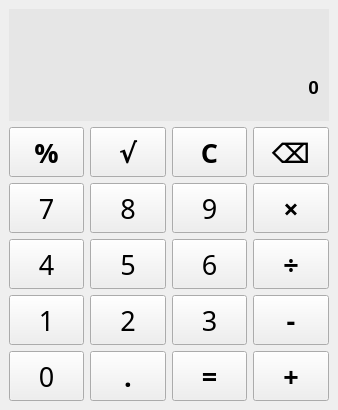
Above: calc.ui from mak7imyss/Calculator-PyQt5 before the change. Below: the same form after it.
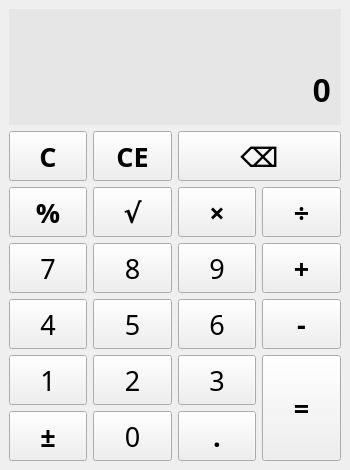
That is the form after the change.

```diff
--- a/calc.ui
+++ b/calc.ui
@@ -9,8 +9,8 @@
    <rect>
     <x>0</x>
     <y>0</y>
-    <width>338</width>
-    <height>410</height>
+    <width>350</width>
+    <height>470</height>
    </rect>
   </property>
   <property name="windowTitle">
@@ -19,16 +19,17 @@
   <widget class="QWidget" name="centralwidget">
    <layout class="QVBoxLayout" name="verticalLayout">
     <item>
-     <widget class="QSplitter" name="splitter">
-      <property name="orientation">
-       <enum>Qt::Vertical</enum>
-      </property>
-      <property name="handleWidth">
+     <layout class="QVBoxLayout" name="verticalLayout_3">
+      <property name="spacing">
        <number>0</number>
       </property>
+      <item>
       <widget class="QLabel" name="label_history">
+        <property name="enabled">
+         <bool>true</bool>
+        </property>
        <property name="sizePolicy">
-        <sizepolicy hsizetype="Fixed" vsizetype="Fixed">
+         <sizepolicy hsizetype="Minimum" vsizetype="Minimum">
          <horstretch>0</horstretch>
          <verstretch>0</verstretch>
         </sizepolicy>
@@ -39,11 +40,19 @@
          <height>50</height>
         </size>
        </property>
+        <property name="maximumSize">
+         <size>
+          <width>16777215</width>
+          <height>100</height>
+         </size>
+        </property>
        <property name="font">
         <font>
-         <pointsize>16</pointsize>
+          <pointsize>21</pointsize>
          <weight>75</weight>
+          <italic>false</italic>
          <bold>true</bold>
+          <underline>false</underline>
         </font>
        </property>
        <property name="cursor">
@@ -97,12 +106,17 @@
         <bool>false</bool>
        </property>
        <property name="textInteractionFlags">
-        <set>Qt::TextSelectableByMouse</set>
-       </property>
-      </widget>
+         <set>Qt::TextBrowserInteraction</set>
+        </property>
+       </widget>
+      </item>
+      <item>
       <widget class="QLabel" name="label_score">
+        <property name="enabled">
+         <bool>true</bool>
+        </property>
        <property name="sizePolicy">
-        <sizepolicy hsizetype="Fixed" vsizetype="Fixed">
+         <sizepolicy hsizetype="Minimum" vsizetype="Minimum">
          <horstretch>0</horstretch>
          <verstretch>0</verstretch>
         </sizepolicy>
@@ -113,6 +127,12 @@
          <height>50</height>
         </size>
        </property>
+        <property name="maximumSize">
+         <size>
+          <width>16777215</width>
+          <height>100</height>
+         </size>
+        </property>
        <property name="baseSize">
         <size>
          <width>0</width>
@@ -121,8 +141,9 @@
        </property>
        <property name="font">
         <font>
-         <pointsize>14</pointsize>
+          <pointsize>25</pointsize>
          <weight>75</weight>
+          <italic>false</italic>
          <bold>true</bold>
          <kerning>true</kerning>
         </font>
@@ -184,15 +205,22 @@
         <bool>false</bool>
        </property>
        <property name="textInteractionFlags">
-        <set>Qt::TextSelectableByKeyboard|Qt::TextSelectableByMouse</set>
-       </property>
-      </widget>
-     </widget>
+         <set>Qt::LinksAccessibleByKeyboard|Qt::LinksAccessibleByMouse|Qt::TextBrowserInteraction|Qt::TextSelectableByKeyboard|Qt::TextSelectableByMouse</set>
+        </property>
+       </widget>
+      </item>
+     </layout>
     </item>
     <item>
      <layout class="QGridLayout" name="gridLayout">
-      <item row="1" column="1">
-       <widget class="QPushButton" name="btn_8">
+      <item row="0" column="0">
+       <widget class="QPushButton" name="btn_C">
+        <property name="sizePolicy">
+         <sizepolicy hsizetype="Minimum" vsizetype="Minimum">
+          <horstretch>0</horstretch>
+          <verstretch>0</verstretch>
+         </sizepolicy>
+        </property>
         <property name="minimumSize">
          <size>
           <width>75</width>
@@ -203,18 +231,108 @@
          <font>
           <family>Agency FB</family>
           <pointsize>20</pointsize>
-          <weight>50</weight>
+          <weight>75</weight>
           <italic>false</italic>
-          <bold>false</bold>
+          <bold>true</bold>
          </font>
         </property>
         <property name="text">
-         <string>8</string>
+         <string>C</string>
         </property>
        </widget>
       </item>
       <item row="0" column="1">
+       <widget class="QPushButton" name="btn_CE">
+        <property name="sizePolicy">
+         <sizepolicy hsizetype="Minimum" vsizetype="Minimum">
+          <horstretch>0</horstretch>
+          <verstretch>0</verstretch>
+         </sizepolicy>
+        </property>
+        <property name="minimumSize">
+         <size>
+          <width>75</width>
+          <height>50</height>
+         </size>
+        </property>
+        <property name="font">
+         <font>
+          <family>Agency FB</family>
+          <pointsize>20</pointsize>
+          <weight>75</weight>
+          <italic>false</italic>
+          <bold>true</bold>
+         </font>
+        </property>
+        <property name="text">
+         <string>CE</string>
+        </property>
+       </widget>
+      </item>
+      <item row="0" column="2" colspan="2">
+       <widget class="QPushButton" name="btn_backspace">
+        <property name="sizePolicy">
+         <sizepolicy hsizetype="Minimum" vsizetype="Minimum">
+          <horstretch>0</horstretch>
+          <verstretch>0</verstretch>
+         </sizepolicy>
+        </property>
+        <property name="minimumSize">
+         <size>
+          <width>150</width>
+          <height>50</height>
+         </size>
+        </property>
+        <property name="font">
+         <font>
+          <family>Agency FB</family>
+          <pointsize>20</pointsize>
+          <weight>75</weight>
+          <italic>false</italic>
+          <bold>true</bold>
+         </font>
+        </property>
+        <property name="text">
+         <string>⌫</string>
+        </property>
+       </widget>
+      </item>
+      <item row="1" column="0">
+       <widget class="QPushButton" name="btn_percent">
+        <property name="sizePolicy">
+         <sizepolicy hsizetype="Minimum" vsizetype="Minimum">
+          <horstretch>0</horstretch>
+          <verstretch>0</verstretch>
+         </sizepolicy>
+        </property>
+        <property name="minimumSize">
+         <size>
+          <width>75</width>
+          <height>50</height>
+         </size>
+        </property>
+        <property name="font">
+         <font>
+          <family>Agency FB</family>
+          <pointsize>20</pointsize>
+          <weight>75</weight>
+          <italic>false</italic>
+          <bold>true</bold>
+         </font>
+        </property>
+        <property name="text">
+         <string>%</string>
+        </property>
+       </widget>
+      </item>
+      <item row="1" column="1">
        <widget class="QPushButton" name="btn_sqrt">
+        <property name="sizePolicy">
+         <sizepolicy hsizetype="Minimum" vsizetype="Minimum">
+          <horstretch>0</horstretch>
+          <verstretch>0</verstretch>
+         </sizepolicy>
+        </property>
         <property name="minimumSize">
          <size>
           <width>75</width>
@@ -235,8 +353,42 @@
         </property>
        </widget>
       </item>
-      <item row="2" column="3">
+      <item row="1" column="2">
+       <widget class="QPushButton" name="btn_multiply">
+        <property name="sizePolicy">
+         <sizepolicy hsizetype="Minimum" vsizetype="Minimum">
+          <horstretch>0</horstretch>
+          <verstretch>0</verstretch>
+         </sizepolicy>
+        </property>
+        <property name="minimumSize">
+         <size>
+          <width>75</width>
+          <height>50</height>
+         </size>
+        </property>
+        <property name="font">
+         <font>
+          <family>Agency FB</family>
+          <pointsize>20</pointsize>
+          <weight>75</weight>
+          <italic>false</italic>
+          <bold>true</bold>
+         </font>
+        </property>
+        <property name="text">
+         <string>×</string>
+        </property>
+       </widget>
+      </item>
+      <item row="1" column="3">
        <widget class="QPushButton" name="btn_division">
+        <property name="sizePolicy">
+         <sizepolicy hsizetype="Minimum" vsizetype="Minimum">
+          <horstretch>0</horstretch>
+          <verstretch>0</verstretch>
+         </sizepolicy>
+        </property>
         <property name="minimumSize">
          <size>
           <width>75</width>
@@ -257,30 +409,14 @@
         </property>
        </widget>
       </item>
-      <item row="4" column="0">
-       <widget class="QPushButton" name="btn_0">
-        <property name="minimumSize">
-         <size>
-          <width>75</width>
-          <height>50</height>
-         </size>
-        </property>
-        <property name="font">
-         <font>
-          <family>Agency FB</family>
-          <pointsize>20</pointsize>
-          <weight>50</weight>
-          <italic>false</italic>
-          <bold>false</bold>
-         </font>
-        </property>
-        <property name="text">
-         <string>0</string>
-        </property>
-       </widget>
-      </item>
-      <item row="1" column="0">
+      <item row="2" column="0">
        <widget class="QPushButton" name="btn_7">
+        <property name="sizePolicy">
+         <sizepolicy hsizetype="Minimum" vsizetype="Minimum">
+          <horstretch>0</horstretch>
+          <verstretch>0</verstretch>
+         </sizepolicy>
+        </property>
         <property name="minimumSize">
          <size>
           <width>75</width>
@@ -301,30 +437,14 @@
         </property>
        </widget>
       </item>
-      <item row="4" column="1">
-       <widget class="QPushButton" name="btn_point">
-        <property name="minimumSize">
-         <size>
-          <width>75</width>
-          <height>50</height>
-         </size>
+      <item row="2" column="1">
+       <widget class="QPushButton" name="btn_8">
+        <property name="sizePolicy">
+         <sizepolicy hsizetype="Minimum" vsizetype="Minimum">
+          <horstretch>0</horstretch>
+          <verstretch>0</verstretch>
+         </sizepolicy>
         </property>
-        <property name="font">
-         <font>
-          <family>Agency FB</family>
-          <pointsize>20</pointsize>
-          <weight>75</weight>
-          <italic>false</italic>
-          <bold>true</bold>
-         </font>
-        </property>
-        <property name="text">
-         <string>.</string>
-        </property>
-       </widget>
-      </item>
-      <item row="3" column="0">
-       <widget class="QPushButton" name="btn_1">
         <property name="minimumSize">
          <size>
           <width>75</width>
@@ -341,34 +461,18 @@
          </font>
         </property>
         <property name="text">
-         <string>1</string>
+         <string>8</string>
         </property>
        </widget>
       </item>
-      <item row="0" column="0">
-       <widget class="QPushButton" name="btn_percent">
-        <property name="minimumSize">
-         <size>
-          <width>75</width>
-          <height>50</height>
-         </size>
-        </property>
-        <property name="font">
-         <font>
-          <family>Agency FB</family>
-          <pointsize>20</pointsize>
-          <weight>75</weight>
-          <italic>false</italic>
-          <bold>true</bold>
-         </font>
-        </property>
-        <property name="text">
-         <string>%</string>
-        </property>
-       </widget>
-      </item>
-      <item row="1" column="2">
+      <item row="2" column="2">
        <widget class="QPushButton" name="btn_9">
+        <property name="sizePolicy">
+         <sizepolicy hsizetype="Minimum" vsizetype="Minimum">
+          <horstretch>0</horstretch>
+          <verstretch>0</verstretch>
+         </sizepolicy>
+        </property>
         <property name="minimumSize">
          <size>
           <width>75</width>
@@ -389,55 +493,17 @@
         </property>
        </widget>
       </item>
-      <item row="2" column="2">
-       <widget class="QPushButton" name="btn_6">
-        <property name="minimumSize">
-         <size>
-          <width>75</width>
-          <height>50</height>
-         </size>
-        </property>
-        <property name="font">
-         <font>
-          <family>Agency FB</family>
-          <pointsize>20</pointsize>
-          <weight>50</weight>
-          <italic>false</italic>
-          <bold>false</bold>
-         </font>
-        </property>
-        <property name="text">
-         <string>6</string>
-        </property>
-       </widget>
-      </item>
-      <item row="0" column="3">
-       <widget class="QPushButton" name="btn_backspace">
-        <property name="minimumSize">
-         <size>
-          <width>75</width>
-          <height>50</height>
-         </size>
-        </property>
-        <property name="font">
-         <font>
-          <family>Agency FB</family>
-          <pointsize>20</pointsize>
-          <weight>75</weight>
-          <italic>false</italic>
-          <bold>true</bold>
-         </font>
-        </property>
-        <property name="text">
-         <string>⌫</string>
-        </property>
-       </widget>
-      </item>
-      <item row="4" column="3">
+      <item row="2" column="3">
        <widget class="QPushButton" name="btn_plus">
         <property name="enabled">
          <bool>true</bool>
         </property>
+        <property name="sizePolicy">
+         <sizepolicy hsizetype="Minimum" vsizetype="Minimum">
+          <horstretch>0</horstretch>
+          <verstretch>0</verstretch>
+         </sizepolicy>
+        </property>
         <property name="minimumSize">
          <size>
           <width>75</width>
@@ -458,30 +524,14 @@
         </property>
        </widget>
       </item>
-      <item row="2" column="1">
-       <widget class="QPushButton" name="btn_5">
-        <property name="minimumSize">
-         <size>
-          <width>75</width>
-          <height>50</height>
-         </size>
-        </property>
-        <property name="font">
-         <font>
-          <family>Agency FB</family>
-          <pointsize>20</pointsize>
-          <weight>50</weight>
-          <italic>false</italic>
-          <bold>false</bold>
-         </font>
-        </property>
-        <property name="text">
-         <string>5</string>
-        </property>
-       </widget>
-      </item>
-      <item row="2" column="0">
+      <item row="3" column="0">
        <widget class="QPushButton" name="btn_4">
+        <property name="sizePolicy">
+         <sizepolicy hsizetype="Minimum" vsizetype="Minimum">
+          <horstretch>0</horstretch>
+          <verstretch>0</verstretch>
+         </sizepolicy>
+        </property>
         <property name="minimumSize">
          <size>
           <width>75</width>
@@ -502,8 +552,70 @@
         </property>
        </widget>
       </item>
+      <item row="3" column="1">
+       <widget class="QPushButton" name="btn_5">
+        <property name="sizePolicy">
+         <sizepolicy hsizetype="Minimum" vsizetype="Minimum">
+          <horstretch>0</horstretch>
+          <verstretch>0</verstretch>
+         </sizepolicy>
+        </property>
+        <property name="minimumSize">
+         <size>
+          <width>75</width>
+          <height>50</height>
+         </size>
+        </property>
+        <property name="font">
+         <font>
+          <family>Agency FB</family>
+          <pointsize>20</pointsize>
+          <weight>50</weight>
+          <italic>false</italic>
+          <bold>false</bold>
+         </font>
+        </property>
+        <property name="text">
+         <string>5</string>
+        </property>
+       </widget>
+      </item>
+      <item row="3" column="2">
+       <widget class="QPushButton" name="btn_6">
+        <property name="sizePolicy">
+         <sizepolicy hsizetype="Minimum" vsizetype="Minimum">
+          <horstretch>0</horstretch>
+          <verstretch>0</verstretch>
+         </sizepolicy>
+        </property>
+        <property name="minimumSize">
+         <size>
+          <width>75</width>
+          <height>50</height>
+         </size>
+        </property>
+        <property name="font">
+         <font>
+          <family>Agency FB</family>
+          <pointsize>20</pointsize>
+          <weight>50</weight>
+          <italic>false</italic>
+          <bold>false</bold>
+         </font>
+        </property>
+        <property name="text">
+         <string>6</string>
+        </property>
+       </widget>
+      </item>
       <item row="3" column="3">
        <widget class="QPushButton" name="btn_minus">
+        <property name="sizePolicy">
+         <sizepolicy hsizetype="Minimum" vsizetype="Minimum">
+          <horstretch>0</horstretch>
+          <verstretch>0</verstretch>
+         </sizepolicy>
+        </property>
         <property name="minimumSize">
          <size>
           <width>75</width>
@@ -524,8 +636,70 @@
         </property>
        </widget>
       </item>
-      <item row="3" column="2">
+      <item row="4" column="0">
+       <widget class="QPushButton" name="btn_1">
+        <property name="sizePolicy">
+         <sizepolicy hsizetype="Minimum" vsizetype="Minimum">
+          <horstretch>0</horstretch>
+          <verstretch>0</verstretch>
+         </sizepolicy>
+        </property>
+        <property name="minimumSize">
+         <size>
+          <width>75</width>
+          <height>50</height>
+         </size>
+        </property>
+        <property name="font">
+         <font>
+          <family>Agency FB</family>
+          <pointsize>20</pointsize>
+          <weight>50</weight>
+          <italic>false</italic>
+          <bold>false</bold>
+         </font>
+        </property>
+        <property name="text">
+         <string>1</string>
+        </property>
+       </widget>
+      </item>
+      <item row="4" column="1">
+       <widget class="QPushButton" name="btn_2">
+        <property name="sizePolicy">
+         <sizepolicy hsizetype="Minimum" vsizetype="Minimum">
+          <horstretch>0</horstretch>
+          <verstretch>0</verstretch>
+         </sizepolicy>
+        </property>
+        <property name="minimumSize">
+         <size>
+          <width>75</width>
+          <height>50</height>
+         </size>
+        </property>
+        <property name="font">
+         <font>
+          <family>Agency FB</family>
+          <pointsize>20</pointsize>
+          <weight>50</weight>
+          <italic>false</italic>
+          <bold>false</bold>
+         </font>
+        </property>
+        <property name="text">
+         <string>2</string>
+        </property>
+       </widget>
+      </item>
+      <item row="4" column="2">
        <widget class="QPushButton" name="btn_3">
+        <property name="sizePolicy">
+         <sizepolicy hsizetype="Minimum" vsizetype="Minimum">
+          <horstretch>0</horstretch>
+          <verstretch>0</verstretch>
+         </sizepolicy>
+        </property>
         <property name="minimumSize">
          <size>
           <width>75</width>
@@ -546,12 +720,18 @@
         </property>
        </widget>
       </item>
-      <item row="4" column="2">
+      <item row="4" column="3" rowspan="2">
        <widget class="QPushButton" name="btn_equal">
+        <property name="sizePolicy">
+         <sizepolicy hsizetype="Minimum" vsizetype="Minimum">
+          <horstretch>0</horstretch>
+          <verstretch>0</verstretch>
+         </sizepolicy>
+        </property>
         <property name="minimumSize">
          <size>
           <width>75</width>
-          <height>50</height>
+          <height>100</height>
          </size>
         </property>
         <property name="font">
@@ -568,10 +748,10 @@
         </property>
        </widget>
       </item>
-      <item row="0" column="2">
-       <widget class="QPushButton" name="btn_C">
+      <item row="5" column="0">
+       <widget class="QPushButton" name="btn_reverse">
         <property name="sizePolicy">
-         <sizepolicy hsizetype="Minimum" vsizetype="Fixed">
+         <sizepolicy hsizetype="Minimum" vsizetype="Minimum">
           <horstretch>0</horstretch>
           <verstretch>0</verstretch>
          </sizepolicy>
@@ -592,12 +772,18 @@
          </font>
         </property>
         <property name="text">
-         <string>C</string>
+         <string>±</string>
         </property>
        </widget>
       </item>
-      <item row="3" column="1">
-       <widget class="QPushButton" name="btn_2">
+      <item row="5" column="1">
+       <widget class="QPushButton" name="btn_0">
+        <property name="sizePolicy">
+         <sizepolicy hsizetype="Minimum" vsizetype="Minimum">
+          <horstretch>0</horstretch>
+          <verstretch>0</verstretch>
+         </sizepolicy>
+        </property>
         <property name="minimumSize">
          <size>
           <width>75</width>
@@ -614,12 +800,18 @@
          </font>
         </property>
         <property name="text">
-         <string>2</string>
+         <string>0</string>
         </property>
        </widget>
       </item>
-      <item row="1" column="3">
-       <widget class="QPushButton" name="btn_multiply">
+      <item row="5" column="2">
+       <widget class="QPushButton" name="btn_point">
+        <property name="sizePolicy">
+         <sizepolicy hsizetype="Minimum" vsizetype="Minimum">
+          <horstretch>0</horstretch>
+          <verstretch>0</verstretch>
+         </sizepolicy>
+        </property>
         <property name="minimumSize">
          <size>
           <width>75</width>
@@ -636,7 +828,7 @@
          </font>
         </property>
         <property name="text">
-         <string>×</string>
+         <string>.</string>
         </property>
        </widget>
       </item>
```
Left out of the diff: 8 changed lines with no effect on the pictures. Lines whose indentation alone changed are shown as unchanged.
